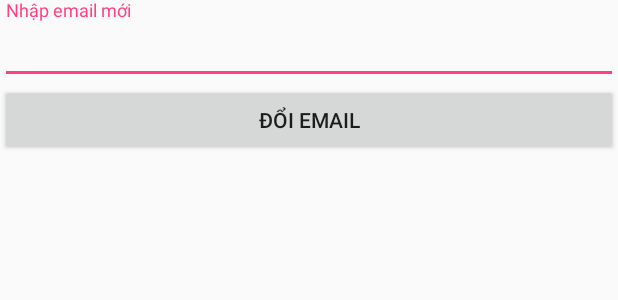
After one commit to 4nmt/Chatter, an Android app: the layout activity_change_email.xml on its own in the app's theme, with its tools: preview values and no code run, on a phone screen of 412 x 824 dp. The commit adds this screen. Shown: the top 300 px of the screen. Run offline under Robolectric (Android 15) with nearby library versions, the phone set to English and light mode, and no system bars.

Commit message:
đổi email

```diff
--- a/app/src/main/AndroidManifest.xml
+++ b/app/src/main/AndroidManifest.xml
@@ -51,7 +51,8 @@
         <activity android:name=".UserSearchActivity" />
         <activity android:name=".ForgetPasswordActivity" />
         <activity android:name=".ChangePassword" />
-        <activity android:name=".DeleteUser"></activity>
+        <activity android:name=".DeleteUser" />
+        <activity android:name=".ChangeEmail"></activity>
     </application>
 
 </manifest>
--- a/app/src/main/java/com/example/luffy/chatter/MainActivity.java
+++ b/app/src/main/java/com/example/luffy/chatter/MainActivity.java
@@ -119,6 +119,10 @@ public class MainActivity extends AppCompatActivity {
             Intent settingsIntent = new Intent(MainActivity.this,ChangePassword.class);
             startActivity(settingsIntent);
         }
+        if(item.getItemId() == R.id.btn_changeemail){
+            Intent settingsIntent = new Intent(MainActivity.this,ChangeEmail.class);
+            startActivity(settingsIntent);
+        }
         if(item.getItemId() == R.id.btn_del){
             user.delete()
                     .addOnCompleteListener(new OnCompleteListener<Void>() {
--- /dev/null
+++ b/app/src/main/res/layout/activity_change_email.xml
@@ -0,0 +1,39 @@
+<?xml version="1.0" encoding="utf-8"?>
+<android.support.constraint.ConstraintLayout xmlns:android="http://schemas.android.com/apk/res/android"
+    xmlns:app="http://schemas.android.com/apk/res-auto"
+    xmlns:tools="http://schemas.android.com/tools"
+    android:layout_width="match_parent"
+    android:layout_height="match_parent"
+    tools:context=".ChangeEmail">
+
+    <LinearLayout
+        android:layout_width="match_parent"
+        android:layout_height="wrap_content"
+        android:layout_weight="2"
+        android:orientation="vertical">
+
+
+        <android.support.design.widget.TextInputLayout
+            android:layout_width="match_parent"
+            android:layout_height="wrap_content">
+
+            <android.support.design.widget.TextInputEditText
+                android:id="@+id/newemail"
+                android:layout_width="match_parent"
+                android:layout_height="match_parent"
+                android:hint="Nhập email mới" />
+        </android.support.design.widget.TextInputLayout>
+
+
+        <Button
+            android:id="@+id/btn_change_email"
+            android:layout_width="match_parent"
+            android:layout_height="wrap_content"
+            android:text="Đổi Email" />
+
+
+
+
+    </LinearLayout>
+
+</android.support.constraint.ConstraintLayout>
--- a/app/src/main/res/menu/main_menu.xml
+++ b/app/src/main/res/menu/main_menu.xml
@@ -21,6 +21,10 @@
         android:id="@+id/btn_changepassword"
         app:showAsAction="never"
         ></item>
+    <item android:title="Đổi email"
+        android:id="@+id/btn_changeemail"
+        app:showAsAction="never"
+        ></item>
     <item android:title="Xóa tài khoản"
         android:id="@+id/btn_del"
         app:showAsAction="never"
```
Also changed, not shown: app/src/main/java/com/example/luffy/chatter/ChangeEmail.java (added, +74 -0 lines).
